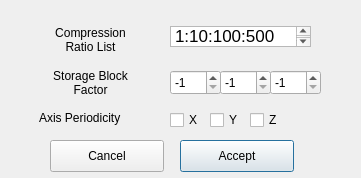
This is apps/fcwizard/ui/Page3adv.ui in yyr/vapor as Qt 5 draws it before an edit. The edited form follows.
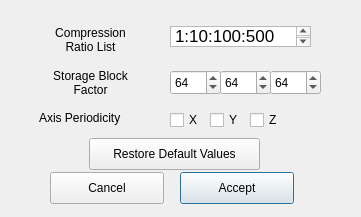
This is the edited form.

```diff
--- a/apps/fcwizard/ui/Page3adv.ui
+++ b/apps/fcwizard/ui/Page3adv.ui
@@ -7,7 +7,7 @@
     <x>0</x>
     <y>0</y>
     <width>361</width>
-    <height>178</height>
+    <height>217</height>
    </rect>
   </property>
   <property name="windowTitle">
@@ -42,10 +42,10 @@
     </rect>
    </property>
    <property name="minimum">
-    <number>-1</number>
+    <number>1</number>
    </property>
    <property name="value">
-    <number>-1</number>
+    <number>64</number>
    </property>
   </widget>
   <widget class="QSpinBox" name="bszSpinner">
@@ -58,10 +58,10 @@
     </rect>
    </property>
    <property name="minimum">
-    <number>-1</number>
+    <number>1</number>
    </property>
    <property name="value">
-    <number>-1</number>
+    <number>64</number>
    </property>
   </widget>
   <widget class="QCheckBox" name="periodicxButton">
@@ -149,10 +149,10 @@
     </rect>
    </property>
    <property name="minimum">
-    <number>-1</number>
+    <number>1</number>
    </property>
    <property name="value">
-    <number>-1</number>
+    <number>64</number>
    </property>
   </widget>
   <widget class="QCheckBox" name="periodiczButton">
@@ -172,7 +172,7 @@
    <property name="geometry">
     <rect>
      <x>180</x>
-     <y>140</y>
+     <y>172</y>
      <width>114</width>
      <height>32</height>
     </rect>
@@ -185,7 +185,7 @@
    <property name="geometry">
     <rect>
      <x>50</x>
-     <y>140</y>
+     <y>172</y>
      <width>114</width>
      <height>32</height>
     </rect>
@@ -194,6 +194,19 @@
     <string>Cancel</string>
    </property>
   </widget>
+  <widget class="QPushButton" name="restoreDefaultButton">
+   <property name="geometry">
+    <rect>
+     <x>89</x>
+     <y>138</y>
+     <width>171</width>
+     <height>32</height>
+    </rect>
+   </property>
+   <property name="text">
+    <string>Restore Default Values</string>
+   </property>
+  </widget>
  </widget>
  <resources/>
  <connections/>
```
Left out of the diff: 15 changed lines with no effect on the pictures.
